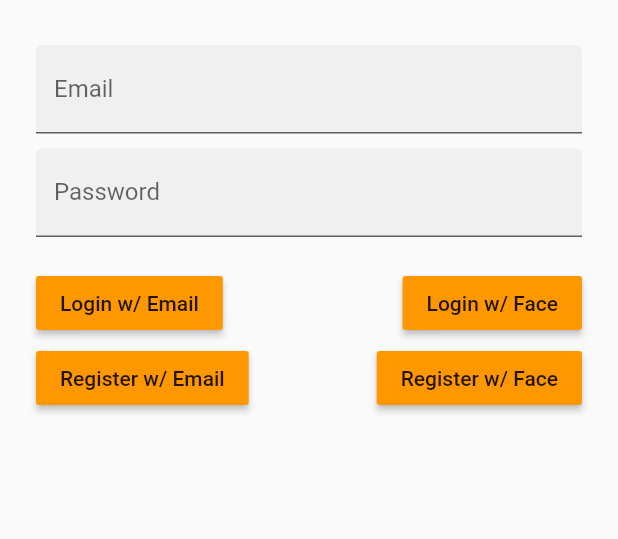
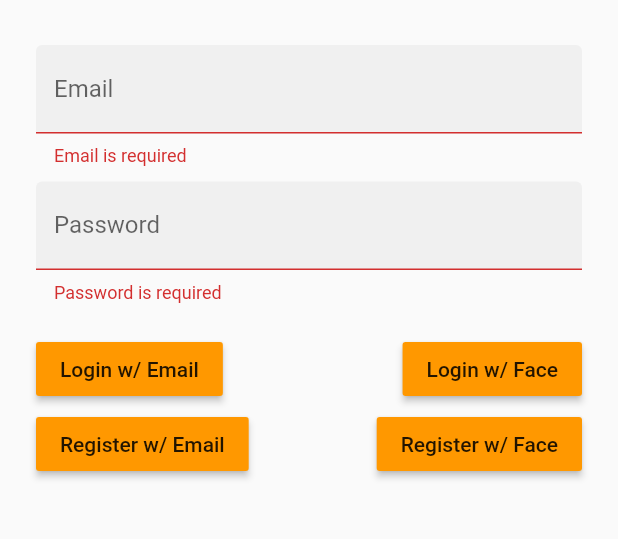
Before and after one commit to awwsnappitsrob24/Find-a-Flick, a Flutter app: the screen it shows after launch, after a tap on "Login w/ Email", on a phone screen of 412 x 824 dp, the part 471-1010 px from its top. Run offline on Flutter 3.47's test engine with Material 2 defaults, Android fonts, the phone set to English and light mode, and no system bars; our stand-ins replace firebase_auth; accounts and stored records are empty.

Commit message:
User registration and login with Firebase completed

```diff
--- a/lib/main.dart
+++ b/lib/main.dart
@@ -1,4 +1,6 @@
+import 'package:find_a_flick/email_reg.dart';
 import 'package:flutter/material.dart';
+import 'package:firebase_auth/firebase_auth.dart';
 
 void main() => runApp(MyApp());
 
@@ -27,13 +29,22 @@ class LoginPage extends StatefulWidget {
 }
 
 class _MyLoginPageState extends State<LoginPage> {
+  String _email, _password;
+  final GlobalKey<FormState> _formKey = GlobalKey<FormState>();
+  final toastKey = new GlobalKey<ScaffoldState>();
 
   @override
   Widget build(BuildContext context) {
     return Scaffold(
+      key: toastKey,
       body: SafeArea(
         child: ListView(
           padding: EdgeInsets.symmetric(horizontal: 24.0),
+          children: <Widget>[
+            Container(
+              child: Form(
+                key: _formKey,
+                child: Column(
                   children: <Widget>[
                     // For App logo and name
                     SizedBox(height: 40.0),
@@ -53,20 +64,35 @@ class _MyLoginPageState extends State<LoginPage> {
 
                     // For Email
                     SizedBox(height: 30.0),
-            TextField(
-              decoration: InputDecoration(
-                labelText: "Email",
+                    TextFormField(
+                      keyboardType: TextInputType.emailAddress,
+                      decoration: const InputDecoration(
+                        labelText: 'Email',
                         filled: true,
                       ),
+                      validator: (String email) {
+                        if (email.trim().isEmpty) {
+                          return 'Email is required';
+                        }
+                      },
+                      onSaved: (input) => _email = input,
                     ),
 
                     // For password
                     SizedBox(height: 10.0),
-            TextField(
-              decoration: InputDecoration(
-                labelText: "Password",
+                    TextFormField(
+                      keyboardType: TextInputType.text,
+                      obscureText: true,
+                      decoration: const InputDecoration(
+                        labelText: 'Password',
                         filled: true,
                       ),
+                      validator: (String password) {
+                        if (password.trim().isEmpty) {
+                          return 'Password is required';
+                        }
+                      },
+                      onSaved: (input) => _password = input,
                     ),
 
                     // For Login Button
@@ -76,7 +102,7 @@ class _MyLoginPageState extends State<LoginPage> {
                         mainAxisAlignment: MainAxisAlignment.spaceBetween,
                         children: <Widget>[
                           RaisedButton(
-                    onPressed: email_login,
+                            onPressed: emailLogin,
                             child: Text('Login w/ Email'), color: Colors.orange,
                           ),
                           RaisedButton(
@@ -93,7 +119,7 @@ class _MyLoginPageState extends State<LoginPage> {
                         mainAxisAlignment: MainAxisAlignment.spaceBetween,
                         children: <Widget>[
                           RaisedButton(
-                    onPressed: email_register,
+                            onPressed: emailRegister,
                             child: Text('Register w/ Email'), color: Colors.orange,
                           ),
                           RaisedButton(
@@ -106,46 +132,46 @@ class _MyLoginPageState extends State<LoginPage> {
                   ],
                 ),
               ),
+            )
+          ],
+        ),
+      ),
     );
   }
 
 
   // Login method using Firebase
-  //Future<void> login() async {
+  Future<void> emailLogin() async {
     // Validate fields
-    /**
     final formState = _formKey.currentState;
     if(formState.validate()) {
       formState.save();
       try {
         // Create user
-        FirebaseUser user = await FirebaseAuth.instance.signInWithEmailAndPassword
-          (email: _email, password: _password);
+        await FirebaseAuth.instance.signInWithEmailAndPassword(email: _email, password: _password);
 
         // If login is successful, go to homepage
-        Navigator.push(context, MaterialPageRoute(builder: (context) => Homepage()));
+        Navigator.push(context, MaterialPageRoute(builder: (context) => LoginPage()));
       } catch(e) {
         // Error message
-        print(e.message);
+        toastKey.currentState.showSnackBar(new SnackBar(
+          content: new Text(e.message.toString()),
+        ));
       }
-
     }
-
-
-  }
-  */
-
-  // Helper functions for register/login
-  void email_login() {
-    print("Email login pressed.");
   }
 
   void face_login() {
     print("Face login pressed.");
   }
 
-  void email_register() {
-    print("Email register pressed.");
+  void emailRegister() {
+    Navigator.push(
+      context,
+      MaterialPageRoute(builder: (BuildContext context) {
+        return EmailRegistrationForm();
+      }
+    ));
   }
 
   void face_register() {
--- a/pubspec.yaml
+++ b/pubspec.yaml
@@ -24,9 +24,12 @@ dependencies:
   # Use with the CupertinoIcons class for iOS style icons.
   cupertino_icons: ^0.1.2
 
+
 dev_dependencies:
   flutter_test:
     sdk: flutter
+  firebase_core: ^0.3.0
+  firebase_auth: ^0.8.1+4
 
 
 # For information on the generic Dart part of this file, see the
```
Also changed, not shown: lib/email_reg.dart (added, +130 -0 lines), pubspec.lock, 4 other files. Lines whose indentation alone changed are shown as unchanged.
